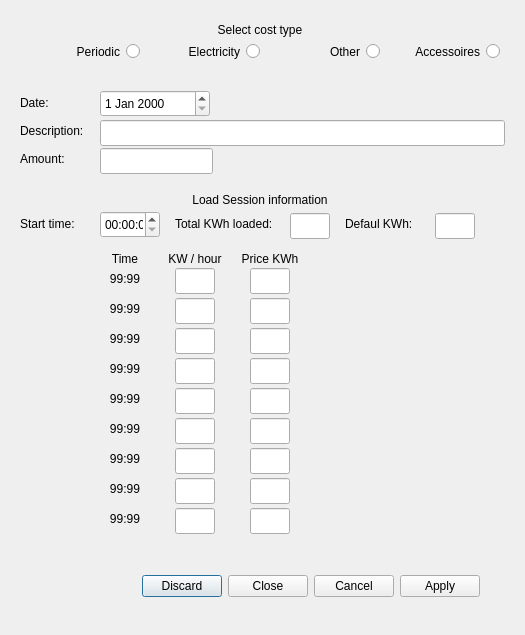
The window that QTLinux/AutoCost/datainputdialog.ui (Cvelthoven/AutoCost) describes before a commit, drawn with Qt 5.
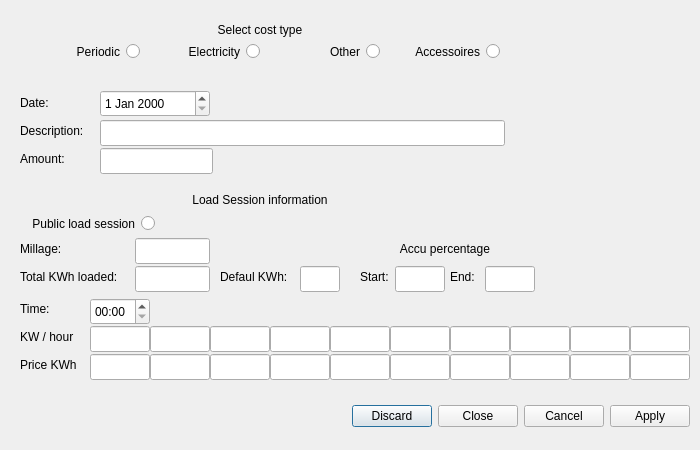
The same window after the commit.

Commit message: Non public loadsession data step 1

The edit to the form file:
```diff
--- a/QTLinux/AutoCost/datainputdialog.ui
+++ b/QTLinux/AutoCost/datainputdialog.ui
@@ -6,8 +6,8 @@
    <rect>
     <x>0</x>
     <y>0</y>
-    <width>525</width>
-    <height>635</height>
+    <width>700</width>
+    <height>450</height>
    </rect>
   </property>
   <property name="windowTitle">
@@ -16,9 +16,9 @@
   <widget class="QDialogButtonBox" name="buttonBox">
    <property name="geometry">
     <rect>
-     <x>0</x>
-     <y>570</y>
-     <width>480</width>
+     <x>10</x>
+     <y>400</y>
+     <width>680</width>
      <height>32</height>
     </rect>
    </property>
@@ -206,50 +206,40 @@
     <set>Qt::AlignmentFlag::AlignCenter</set>
    </property>
   </widget>
-  <widget class="QLabel" name="lblStartTime">
-   <property name="geometry">
-    <rect>
-     <x>20</x>
-     <y>215</y>
-     <width>75</width>
-     <height>18</height>
-    </rect>
-   </property>
-   <property name="text">
-    <string>Start time: </string>
-   </property>
-  </widget>
   <widget class="QTimeEdit" name="teStartTime">
    <property name="geometry">
     <rect>
-     <x>100</x>
-     <y>211</y>
+     <x>90</x>
+     <y>298</y>
      <width>60</width>
      <height>27</height>
     </rect>
    </property>
+   <property name="displayFormat">
+    <string>HH:mm</string>
+   </property>
   </widget>
   <widget class="QLabel" name="lblTime">
    <property name="geometry">
     <rect>
-     <x>95</x>
-     <y>250</y>
-     <width>60</width>
+     <x>20</x>
+     <y>300</y>
+     <width>70</width>
      <height>18</height>
     </rect>
    </property>
    <property name="text">
-    <string>Time</string>
+    <string>Time: </string>
    </property>
    <property name="alignment">
-    <set>Qt::AlignmentFlag::AlignCenter</set>
+    <set>Qt::AlignmentFlag::AlignLeading|Qt::AlignmentFlag::AlignLeft|Qt::AlignmentFlag::AlignVCenter</set>
    </property>
   </widget>
   <widget class="QLabel" name="lblKWh">
    <property name="geometry">
     <rect>
-     <x>160</x>
-     <y>250</y>
+     <x>20</x>
+     <y>328</y>
      <width>70</width>
      <height>18</height>
     </rect>
@@ -258,14 +248,14 @@
     <string>KW / hour</string>
    </property>
    <property name="alignment">
-    <set>Qt::AlignmentFlag::AlignCenter</set>
+    <set>Qt::AlignmentFlag::AlignLeading|Qt::AlignmentFlag::AlignLeft|Qt::AlignmentFlag::AlignVCenter</set>
    </property>
   </widget>
   <widget class="QLabel" name="lblEuroKwh">
    <property name="geometry">
     <rect>
-     <x>235</x>
-     <y>250</y>
+     <x>20</x>
+     <y>356</y>
      <width>70</width>
      <height>18</height>
     </rect>
@@ -274,15 +264,15 @@
     <string>Price KWh</string>
    </property>
    <property name="alignment">
-    <set>Qt::AlignmentFlag::AlignCenter</set>
+    <set>Qt::AlignmentFlag::AlignLeading|Qt::AlignmentFlag::AlignLeft|Qt::AlignmentFlag::AlignVCenter</set>
    </property>
   </widget>
   <widget class="QLineEdit" name="lnKWh1">
    <property name="geometry">
     <rect>
-     <x>175</x>
-     <y>268</y>
-     <width>40</width>
+     <x>90</x>
+     <y>326</y>
+     <width>60</width>
      <height>26</height>
     </rect>
    </property>
@@ -290,9 +280,9 @@
   <widget class="QLineEdit" name="lnPriceKWh1">
    <property name="geometry">
     <rect>
-     <x>250</x>
-     <y>268</y>
-     <width>40</width>
+     <x>90</x>
+     <y>354</y>
+     <width>60</width>
      <height>26</height>
     </rect>
    </property>
@@ -300,9 +290,9 @@
   <widget class="QLineEdit" name="lnKWh2">
    <property name="geometry">
     <rect>
-     <x>175</x>
-     <y>298</y>
-     <width>40</width>
+     <x>150</x>
+     <y>326</y>
+     <width>60</width>
      <height>26</height>
     </rect>
    </property>
@@ -310,9 +300,9 @@
   <widget class="QLineEdit" name="lnPriceKWh2">
    <property name="geometry">
     <rect>
-     <x>250</x>
-     <y>298</y>
-     <width>40</width>
+     <x>150</x>
+     <y>354</y>
+     <width>60</width>
      <height>26</height>
     </rect>
    </property>
@@ -320,9 +310,9 @@
   <widget class="QLineEdit" name="lnKWh3">
    <property name="geometry">
     <rect>
-     <x>175</x>
-     <y>328</y>
-     <width>40</width>
+     <x>210</x>
+     <y>326</y>
+     <width>60</width>
      <height>26</height>
     </rect>
    </property>
@@ -330,9 +320,9 @@
   <widget class="QLineEdit" name="lnPriceKWh3">
    <property name="geometry">
     <rect>
-     <x>250</x>
-     <y>328</y>
-     <width>40</width>
+     <x>210</x>
+     <y>354</y>
+     <width>60</width>
      <height>26</height>
     </rect>
    </property>
@@ -340,9 +330,9 @@
   <widget class="QLineEdit" name="lnKWh4">
    <property name="geometry">
     <rect>
-     <x>175</x>
-     <y>358</y>
-     <width>40</width>
+     <x>270</x>
+     <y>326</y>
+     <width>60</width>
      <height>26</height>
     </rect>
    </property>
@@ -350,9 +340,9 @@
   <widget class="QLineEdit" name="lnPriceKWh4">
    <property name="geometry">
     <rect>
-     <x>250</x>
-     <y>358</y>
-     <width>40</width>
+     <x>270</x>
+     <y>354</y>
+     <width>60</width>
      <height>26</height>
     </rect>
    </property>
@@ -360,9 +350,9 @@
   <widget class="QLineEdit" name="lnKWh5">
    <property name="geometry">
     <rect>
-     <x>175</x>
-     <y>388</y>
-     <width>40</width>
+     <x>330</x>
+     <y>326</y>
+     <width>60</width>
      <height>26</height>
     </rect>
    </property>
@@ -370,9 +360,9 @@
   <widget class="QLineEdit" name="lnPriceKWh5">
    <property name="geometry">
     <rect>
-     <x>250</x>
-     <y>388</y>
-     <width>40</width>
+     <x>330</x>
+     <y>354</y>
+     <width>60</width>
      <height>26</height>
     </rect>
    </property>
@@ -380,9 +370,9 @@
   <widget class="QLineEdit" name="lnKWh6">
    <property name="geometry">
     <rect>
-     <x>175</x>
-     <y>418</y>
-     <width>40</width>
+     <x>390</x>
+     <y>326</y>
+     <width>60</width>
      <height>26</height>
     </rect>
    </property>
@@ -390,9 +380,9 @@
   <widget class="QLineEdit" name="lnPriceKWh6">
    <property name="geometry">
     <rect>
-     <x>250</x>
-     <y>418</y>
-     <width>40</width>
+     <x>390</x>
+     <y>354</y>
+     <width>60</width>
      <height>26</height>
     </rect>
    </property>
@@ -400,9 +390,9 @@
   <widget class="QLineEdit" name="lnKWh7">
    <property name="geometry">
     <rect>
-     <x>175</x>
-     <y>448</y>
-     <width>40</width>
+     <x>450</x>
+     <y>326</y>
+     <width>60</width>
      <height>26</height>
     </rect>
    </property>
@@ -410,9 +400,9 @@
   <widget class="QLineEdit" name="lnPriceKWh7">
    <property name="geometry">
     <rect>
-     <x>250</x>
-     <y>448</y>
-     <width>40</width>
+     <x>450</x>
+     <y>354</y>
+     <width>60</width>
      <height>26</height>
     </rect>
    </property>
@@ -420,9 +410,9 @@
   <widget class="QLineEdit" name="lnKWh8">
    <property name="geometry">
     <rect>
-     <x>175</x>
-     <y>478</y>
-     <width>40</width>
+     <x>510</x>
+     <y>326</y>
+     <width>60</width>
      <height>26</height>
     </rect>
    </property>
@@ -430,9 +420,9 @@
   <widget class="QLineEdit" name="lnPriceKWh8">
    <property name="geometry">
     <rect>
-     <x>250</x>
-     <y>478</y>
-     <width>40</width>
+     <x>510</x>
+     <y>354</y>
+     <width>60</width>
      <height>26</height>
     </rect>
    </property>
@@ -440,9 +430,9 @@
   <widget class="QLineEdit" name="lnKWh9">
    <property name="geometry">
     <rect>
-     <x>175</x>
-     <y>508</y>
-     <width>40</width>
+     <x>570</x>
+     <y>326</y>
+     <width>60</width>
      <height>26</height>
     </rect>
    </property>
@@ -450,24 +440,24 @@
   <widget class="QLineEdit" name="lnPriceKWh9">
    <property name="geometry">
     <rect>
-     <x>250</x>
-     <y>508</y>
-     <width>40</width>
+     <x>570</x>
+     <y>354</y>
+     <width>60</width>
      <height>26</height>
     </rect>
    </property>
   </widget>
-  <widget class="QLabel" name="lblKWhTime1">
+  <widget class="QLabel" name="lblKWhTime2">
    <property name="geometry">
     <rect>
-     <x>95</x>
-     <y>270</y>
+     <x>150</x>
+     <y>300</y>
      <width>60</width>
      <height>18</height>
     </rect>
    </property>
    <property name="text">
-    <string>99:99</string>
+    <string/>
    </property>
    <property name="alignment">
     <set>Qt::AlignmentFlag::AlignCenter</set>
@@ -476,8 +466,8 @@
   <widget class="QLabel" name="lblTotalKWh">
    <property name="geometry">
     <rect>
-     <x>175</x>
-     <y>215</y>
+     <x>20</x>
+     <y>268</y>
      <width>115</width>
      <height>18</height>
     </rect>
@@ -489,9 +479,9 @@
   <widget class="QLineEdit" name="lnTotalKWh">
    <property name="geometry">
     <rect>
-     <x>290</x>
-     <y>213</y>
-     <width>40</width>
+     <x>135</x>
+     <y>266</y>
+     <width>75</width>
      <height>26</height>
     </rect>
    </property>
@@ -499,8 +489,8 @@
   <widget class="QLabel" name="lblKWhMaxLoad">
    <property name="geometry">
     <rect>
-     <x>345</x>
-     <y>215</y>
+     <x>220</x>
+     <y>268</y>
      <width>80</width>
      <height>18</height>
     </rect>
@@ -512,40 +502,24 @@
   <widget class="QLineEdit" name="lnKWhMax">
    <property name="geometry">
     <rect>
-     <x>435</x>
-     <y>213</y>
+     <x>300</x>
+     <y>266</y>
      <width>40</width>
      <height>26</height>
     </rect>
    </property>
   </widget>
-  <widget class="QLabel" name="lblKWhTime2">
-   <property name="geometry">
-    <rect>
-     <x>95</x>
-     <y>300</y>
-     <width>60</width>
-     <height>18</height>
-    </rect>
-   </property>
-   <property name="text">
-    <string>99:99</string>
-   </property>
-   <property name="alignment">
-    <set>Qt::AlignmentFlag::AlignCenter</set>
-   </property>
-  </widget>
   <widget class="QLabel" name="lblKWhTime3">
    <property name="geometry">
     <rect>
-     <x>95</x>
-     <y>330</y>
+     <x>210</x>
+     <y>300</y>
      <width>60</width>
      <height>18</height>
     </rect>
    </property>
    <property name="text">
-    <string>99:99</string>
+    <string/>
    </property>
    <property name="alignment">
     <set>Qt::AlignmentFlag::AlignCenter</set>
@@ -554,14 +528,14 @@
   <widget class="QLabel" name="lblKWhTime4">
    <property name="geometry">
     <rect>
-     <x>95</x>
-     <y>360</y>
+     <x>270</x>
+     <y>300</y>
      <width>60</width>
      <height>18</height>
     </rect>
    </property>
    <property name="text">
-    <string>99:99</string>
+    <string/>
    </property>
    <property name="alignment">
     <set>Qt::AlignmentFlag::AlignCenter</set>
@@ -570,14 +544,14 @@
   <widget class="QLabel" name="lblKWhTime5">
    <property name="geometry">
     <rect>
-     <x>95</x>
-     <y>390</y>
+     <x>330</x>
+     <y>300</y>
      <width>60</width>
      <height>18</height>
     </rect>
    </property>
    <property name="text">
-    <string>99:99</string>
+    <string/>
    </property>
    <property name="alignment">
     <set>Qt::AlignmentFlag::AlignCenter</set>
@@ -586,14 +560,14 @@
   <widget class="QLabel" name="lblKWhTime6">
    <property name="geometry">
     <rect>
-     <x>95</x>
-     <y>420</y>
+     <x>390</x>
+     <y>300</y>
      <width>60</width>
      <height>18</height>
     </rect>
    </property>
    <property name="text">
-    <string>99:99</string>
+    <string/>
    </property>
    <property name="alignment">
     <set>Qt::AlignmentFlag::AlignCenter</set>
@@ -602,14 +576,14 @@
   <widget class="QLabel" name="lblKWhTime7">
    <property name="geometry">
     <rect>
-     <x>95</x>
-     <y>450</y>
+     <x>450</x>
+     <y>300</y>
      <width>60</width>
      <height>18</height>
     </rect>
    </property>
    <property name="text">
-    <string>99:99</string>
+    <string/>
    </property>
    <property name="alignment">
     <set>Qt::AlignmentFlag::AlignCenter</set>
@@ -618,14 +592,14 @@
   <widget class="QLabel" name="lblKWhTime8">
    <property name="geometry">
     <rect>
-     <x>95</x>
-     <y>480</y>
+     <x>510</x>
+     <y>300</y>
      <width>60</width>
      <height>18</height>
     </rect>
    </property>
    <property name="text">
-    <string>99:99</string>
+    <string/>
    </property>
    <property name="alignment">
     <set>Qt::AlignmentFlag::AlignCenter</set>
@@ -634,19 +608,156 @@
   <widget class="QLabel" name="lblKWhTime9">
    <property name="geometry">
     <rect>
-     <x>95</x>
-     <y>510</y>
+     <x>570</x>
+     <y>300</y>
      <width>60</width>
      <height>18</height>
     </rect>
    </property>
    <property name="text">
-    <string>99:99</string>
+    <string/>
    </property>
    <property name="alignment">
     <set>Qt::AlignmentFlag::AlignCenter</set>
    </property>
   </widget>
+  <widget class="QRadioButton" name="rbPublicLoadSession">
+   <property name="geometry">
+    <rect>
+     <x>20</x>
+     <y>212</y>
+     <width>135</width>
+     <height>23</height>
+    </rect>
+   </property>
+   <property name="layoutDirection">
+    <enum>Qt::LayoutDirection::RightToLeft</enum>
+   </property>
+   <property name="text">
+    <string> Public load session</string>
+   </property>
+  </widget>
+  <widget class="QLineEdit" name="lnKWh10">
+   <property name="geometry">
+    <rect>
+     <x>630</x>
+     <y>326</y>
+     <width>60</width>
+     <height>26</height>
+    </rect>
+   </property>
+  </widget>
+  <widget class="QLineEdit" name="lnPriceKWh10">
+   <property name="geometry">
+    <rect>
+     <x>630</x>
+     <y>354</y>
+     <width>60</width>
+     <height>26</height>
+    </rect>
+   </property>
+  </widget>
+  <widget class="QLabel" name="lblKWhTime10">
+   <property name="geometry">
+    <rect>
+     <x>630</x>
+     <y>300</y>
+     <width>60</width>
+     <height>18</height>
+    </rect>
+   </property>
+   <property name="text">
+    <string/>
+   </property>
+   <property name="alignment">
+    <set>Qt::AlignmentFlag::AlignCenter</set>
+   </property>
+  </widget>
+  <widget class="QLabel" name="lblMillage">
+   <property name="geometry">
+    <rect>
+     <x>20</x>
+     <y>240</y>
+     <width>115</width>
+     <height>18</height>
+    </rect>
+   </property>
+   <property name="text">
+    <string>Millage: </string>
+   </property>
+  </widget>
+  <widget class="QLineEdit" name="lnMillage">
+   <property name="geometry">
+    <rect>
+     <x>135</x>
+     <y>238</y>
+     <width>75</width>
+     <height>26</height>
+    </rect>
+   </property>
+  </widget>
+  <widget class="QLabel" name="lblAccuPercentage">
+   <property name="geometry">
+    <rect>
+     <x>360</x>
+     <y>240</y>
+     <width>170</width>
+     <height>18</height>
+    </rect>
+   </property>
+   <property name="text">
+    <string>Accu percentage</string>
+   </property>
+   <property name="alignment">
+    <set>Qt::AlignmentFlag::AlignCenter</set>
+   </property>
+  </widget>
+  <widget class="QLabel" name="lblAccuPercentageStart">
+   <property name="geometry">
+    <rect>
+     <x>360</x>
+     <y>268</y>
+     <width>35</width>
+     <height>18</height>
+    </rect>
+   </property>
+   <property name="text">
+    <string>Start: </string>
+   </property>
+  </widget>
+  <widget class="QLabel" name="lblAccuPercentageEnd">
+   <property name="geometry">
+    <rect>
+     <x>450</x>
+     <y>268</y>
+     <width>35</width>
+     <height>18</height>
+    </rect>
+   </property>
+   <property name="text">
+    <string>End: </string>
+   </property>
+  </widget>
+  <widget class="QLineEdit" name="lnAccuPercentageStart">
+   <property name="geometry">
+    <rect>
+     <x>395</x>
+     <y>266</y>
+     <width>50</width>
+     <height>26</height>
+    </rect>
+   </property>
+  </widget>
+  <widget class="QLineEdit" name="lnAccuPercentageEnd">
+   <property name="geometry">
+    <rect>
+     <x>485</x>
+     <y>266</y>
+     <width>50</width>
+     <height>26</height>
+    </rect>
+   </property>
+  </widget>
  </widget>
  <resources/>
  <connections/>
```
The commit also changes 3 other files.
